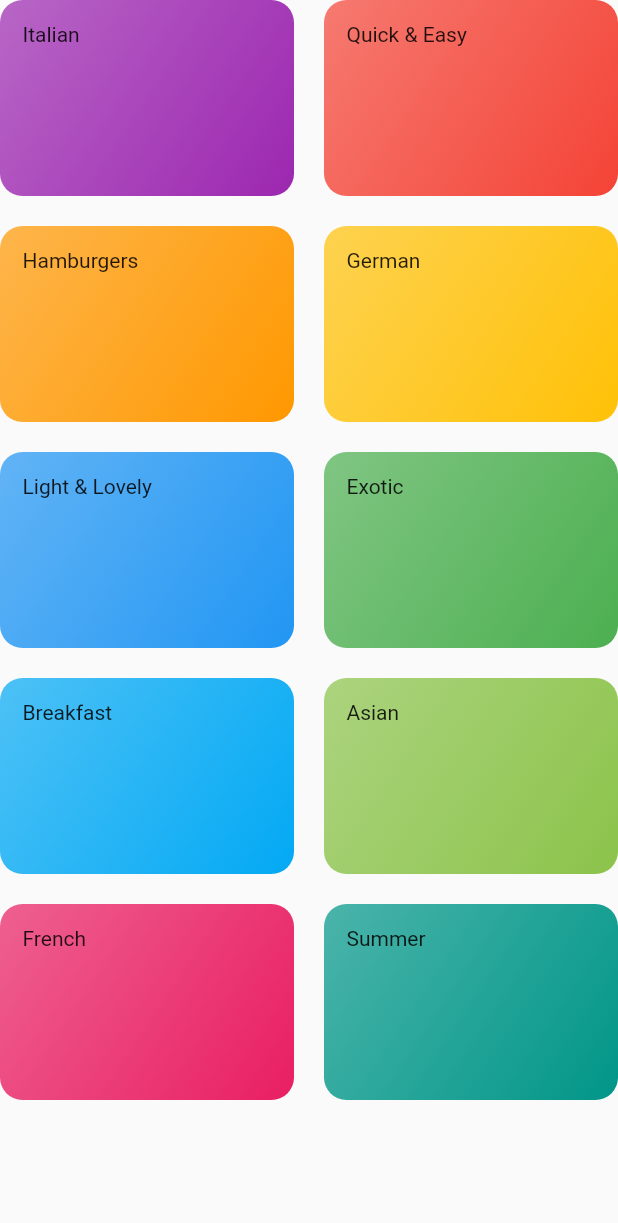
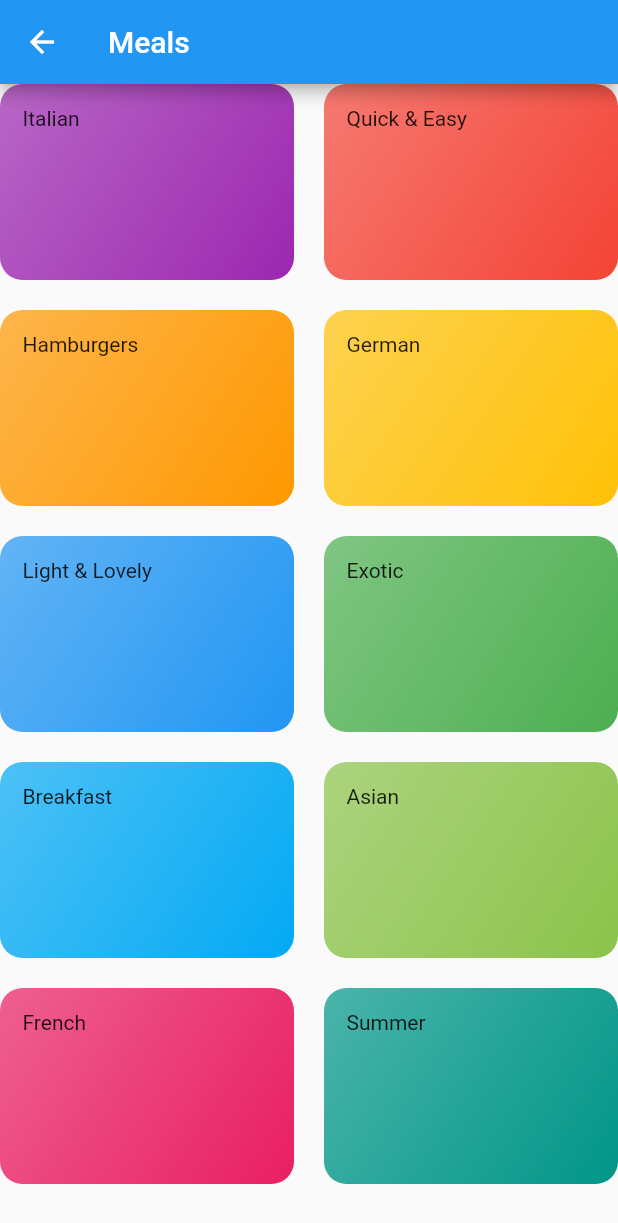
Before and after one commit to kashishkhullar/flutter_meals_app, a Flutter app: the Categories screen opened directly, on a phone screen of 412 x 824 dp. Shown: the top 1223 px of the screen. Run offline on Flutter 3.47's test engine with Material 2 defaults, Android fonts, the phone set to English and light mode, and no system bars.

Commit message:
"added appbar"

```diff
--- a/lib/screens/categories.dart
+++ b/lib/screens/categories.dart
@@ -6,6 +6,9 @@ class Categories extends StatelessWidget {
   @override
   Widget build(BuildContext context) {
     return Scaffold(
+      appBar: AppBar(
+        title: const Text("Meals"),
+      ),
       body: GridView(
         children: DUMMY_CATEGORIES
             .map((category) => CategoryItem(category.title, category.color))
```
